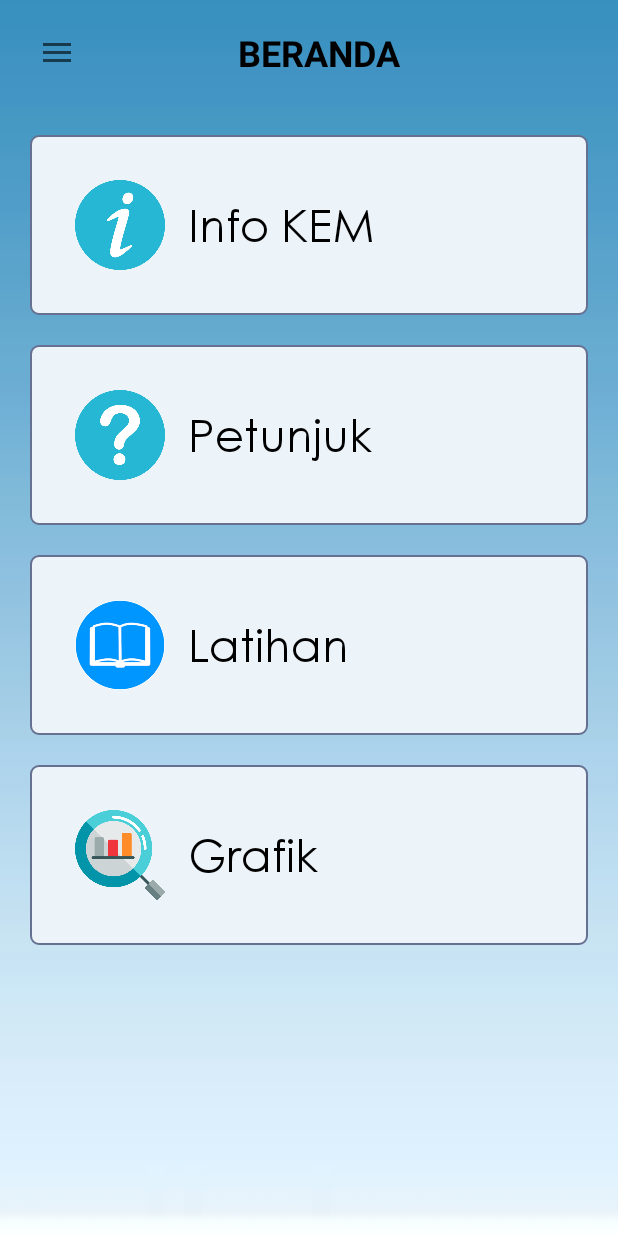
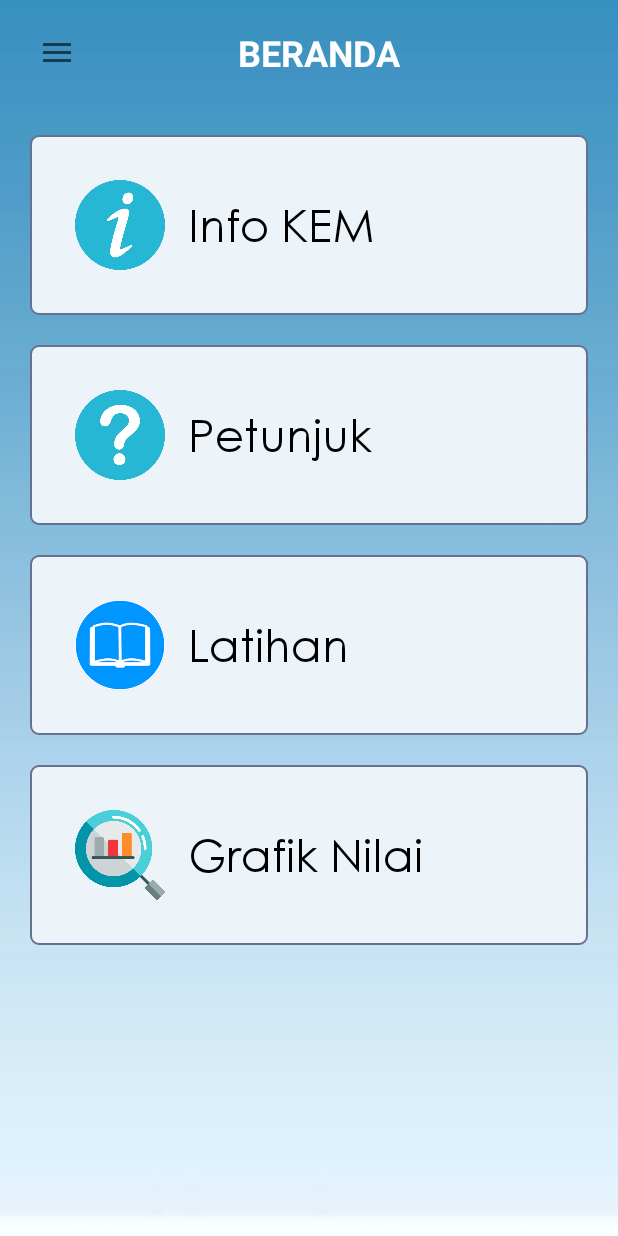
Before and after one commit to mfarismuzakki/upi-kem-client-6, an Android app: the BerandaFragment screen opened directly, with no data from a screen before it, on a phone screen of 412 x 824 dp. Run offline under Robolectric (Android 15) with nearby library versions, the phone set to English and light mode, and no system bars; 2 statements that could not run were skipped.

Commit message:
edit konten, layout (pesanan sebelumnya)
- konten informasi
- header info => info KEM
- dll

```diff
--- a/app/src/main/res/layout/activity_grafik.xml
+++ b/app/src/main/res/layout/activity_grafik.xml
@@ -44,7 +44,7 @@
                     android:text="GRAFIK NILAI"
                     android:textAlignment="gravity"
                     android:textAllCaps="true"
-                    android:textColor="@color/hitam"
+                    android:textColor="@color/cardview_light_background"
                     android:textSize="24sp"
                     android:textStyle="bold" />
 
--- a/app/src/main/res/layout/activity_informasi.xml
+++ b/app/src/main/res/layout/activity_informasi.xml
@@ -39,9 +39,10 @@
                 <TextView
                     android:layout_width="match_parent"
                     android:layout_height="wrap_content"
+                    android:layout_marginEnd="30dp"
                     android:gravity="right"
                     android:padding="0dp"
-                    android:text="INFO"
+                    android:text="INFO KEM"
                     android:textAlignment="gravity"
                     android:textAllCaps="true"
                     android:textColor="@color/putih"
--- a/app/src/main/res/layout/activity_tentang_kami.xml
+++ b/app/src/main/res/layout/activity_tentang_kami.xml
@@ -40,10 +40,10 @@
                     android:layout_width="match_parent"
                     android:layout_height="wrap_content"
                     android:layout_marginEnd="30dp"
-                    android:gravity="center"
+                    android:gravity="right"
                     android:padding="0dp"
                     android:text="Tentang Kami"
-                    android:textAlignment="center"
+                    android:textAlignment="gravity"
                     android:textAllCaps="true"
                     android:textColor="@color/putih"
                     android:textSize="24sp"
--- a/app/src/main/res/layout/app_bar_drawer_navigation.xml
+++ b/app/src/main/res/layout/app_bar_drawer_navigation.xml
@@ -27,15 +27,15 @@
                 android:id="@+id/title_bar"
                 android:layout_width="match_parent"
                 android:layout_height="wrap_content"
+                android:layout_marginEnd="60dp"
                 android:gravity="center"
                 android:padding="0dp"
                 android:text="@string/beranda"
                 android:textAlignment="center"
                 android:textAllCaps="true"
-                android:textStyle="bold"
-                android:textColor="@color/hitam"
+                android:textColor="@color/cardview_light_background"
                 android:textSize="24sp"
-                android:layout_marginEnd="60dp"/>
+                android:textStyle="bold" />
 
         </android.support.v7.widget.Toolbar>
 
--- a/app/src/main/res/layout/fragment_beranda.xml
+++ b/app/src/main/res/layout/fragment_beranda.xml
@@ -119,12 +119,12 @@
                     android:src="@drawable/graphic_min" />
 
                 <TextView
-                    android:layout_width="wrap_content"
+                    android:layout_width="172dp"
                     android:layout_height="wrap_content"
+                    android:layout_marginStart="15dp"
                     android:fontFamily="@font/centurygothic"
-                    android:text="@string/grafik"
+                    android:text="Grafik Nilai"
                     android:textColor="#000000"
-                    android:layout_marginStart="15dp"
                     android:textSize="30sp" />
 
             </LinearLayout>
--- a/app/src/main/res/values/strings.xml
+++ b/app/src/main/res/values/strings.xml
@@ -19,7 +19,7 @@
     <string name="selesai_membaca">Selesai Membaca</string>
     <string name="teks_bacaan">Teks bacaan...</string>
     <string name="judul_teks">Judul Teks</string>
-    <string name="isi_informasi"><b>Kemampuan Efektif Membaca (KEM)</b> adalah ukuran kemampuan membaca seseorang. Skor KEM diperoleh dari perpaduan kecepatan membaca dan pemahaman bacaan seseorang. Siswa tingkat SMP idealnya memiliki KEM 140-175 kpm.\n\n<b>Rumus KEM</b></string>
+    <string name="isi_informasi"><b>Kemampuan Efektif Membaca (KEM)</b> merupakan ukuran kemampuan membaca seseorang. Skor KEM diperoleh dari perpaduan antara kecepatan membaca dan pemahaman bacaan seseorang.\n\nPada aplikasi ini,  terdapat teks dan soal pemahaman untuk melatih kemampuan efektif membaca kamu. Setelah kamu membaca teks dan menjawab soal pemahaman,  maka kamu akan memperoleh skor KEM. \n\nSiswa tingkat SMP idealnya memiliki KEM 140-175 kpm. Jika skor kamu masih kurang dari 140 kpm, artinya kamu harus lebih banyak berlatih membaca.\n\n<b>Rumus KEM</b></string>
     <string name="tentang_kami">Aplikasi ini dibuat untuk mengukur Kemampuan Efektif Membaca (KEM) siswa kelas 8 SMP.\n\nAplikasi ini dapat membantu siswa dan guru dalam proses pembelajaran. Selain itu, aplikasi ini dapat memudahkan siswa berlatih meningkatkan KEM secara mandiri di mana pun siswa berada.\n\nAplikasi ini dirancang dalam beberapa jenjang, yaitu SD, SMP, dan SMA\n\n\n <b>Tim Perancang Aplikasi</b>\n1.Yulia Pertiwi Faisol\n2.Dr. Hj. Vismaia S. D., M.Pd.\n3.Rosita Rahma M.Pd.\n4.Dr. Hj. Yeti Mulyati, M.Pd.\n\n\n<b>Tim Pengembang Aplikasi</b>\n1.Rizki Fauzi Rahman</string>
     <string name="rumus_kem">\n<b>JK</b>: jumlah kata yang dibaca\n<b>W</b>: waktu tempuh baca dalam satuan detik\n<b>B</b>: jumlah jawaban benar\n<b>SI</b>: sekor ideal atau sekor maksimal\n<b>KPM</b>: kata per menit</string>
     <string name="header"><b>KEMAMPUAN EFEKTIF \n MEMBACA \n KELAS 8 SMP</b></string>
```
Also changed, not shown: 4 other files.
